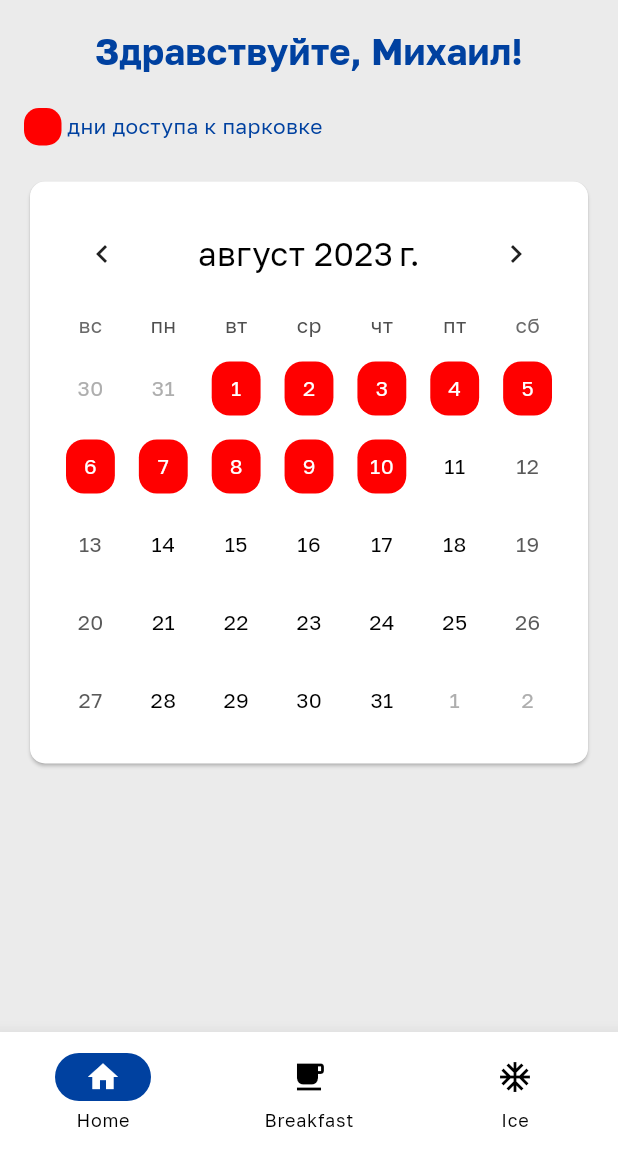
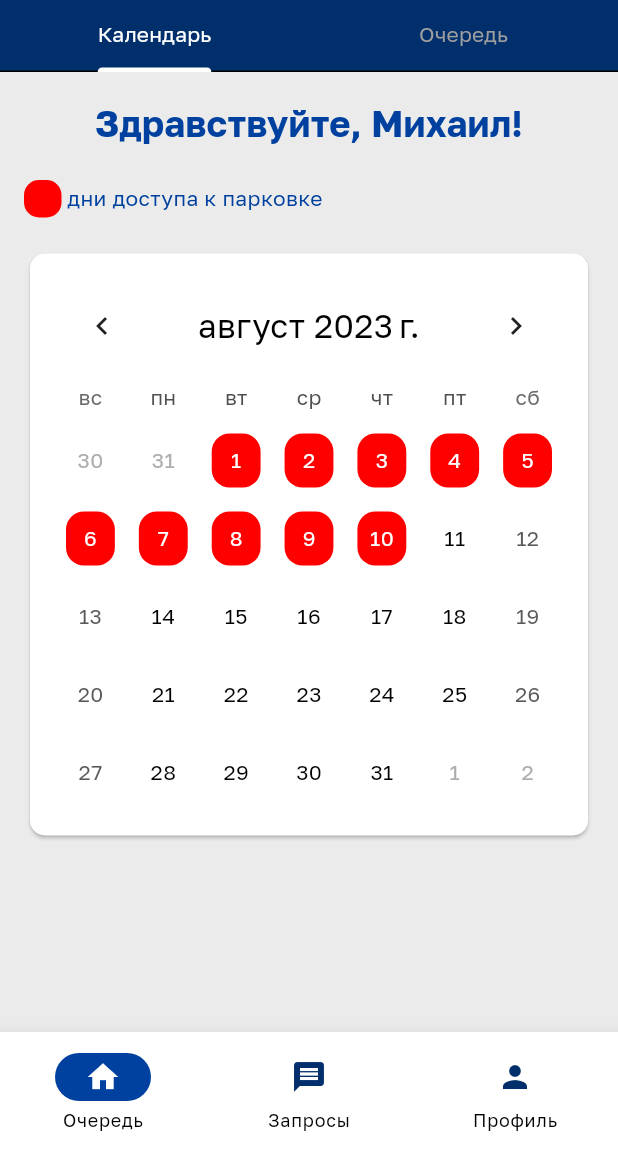
Before and after one commit to StasShevchenko/ParkingCalendar, a Flutter app: the screen it shows after launch, on a phone screen of 412 x 824 dp, the part 84-1236 px from its top. Run offline on Flutter 3.47's test engine with Material 2 defaults, Android fonts, the phone set to English and light mode, and no system bars; drawn by our look-alikes of table_calendar; our stand-ins replace flutter_svg.

Commit message:
Tab bar is added. Bottom navigation bar basic setup is added

```diff
--- /dev/null
+++ b/lib/presentation/pages/user/home_page/calendar_section.dart
@@ -0,0 +1,61 @@
+import 'package:flutter/material.dart';
+
+import '../../../../assets/colors/app_colors.dart';
+import 'components/calendar/calendar.dart';
+
+class CalendarSection extends StatelessWidget {
+  const CalendarSection({super.key});
+
+  @override
+  Widget build(BuildContext context) {
+    return Padding(
+      padding: const EdgeInsets.all(16),
+      child: Center(
+        child: Column(
+          crossAxisAlignment: CrossAxisAlignment.center,
+          mainAxisAlignment: MainAxisAlignment.start,
+          children: [
+            Text(
+              'Здравствуйте, Михаил!',
+              style: Theme.of(context).textTheme.titleMedium,
+            ),
+            const SizedBox(
+              height: 20,
+            ),
+            Row(
+              mainAxisAlignment: MainAxisAlignment.start,
+              crossAxisAlignment: CrossAxisAlignment.center,
+              children: [
+                Container(
+                  height: 25,
+                  width: 25,
+                  decoration: BoxDecoration(
+                      color: AppColors.primaryAccentRed,
+                      borderRadius: BorderRadius.circular(10)),
+                ),
+                const Text(' дни доступа к парковке')
+              ],
+            ),
+            const SizedBox(
+              height: 20,
+            ),
+            Card(
+              color: AppColors.primaryWhite,
+              surfaceTintColor: AppColors.primaryWhite,
+              shape: RoundedRectangleBorder(
+                  borderRadius: BorderRadius.circular(10)),
+              child: const Padding(
+                padding: EdgeInsets.all(16.0),
+                child: Calendar(
+                  startTime: '08/01/2023',
+                  endTime: '08/10/2023',
+                  isActive: true,
+                ),
+              ),
+            ),
+          ],
+        ),
+      ),
+    );
+  }
+}
--- a/lib/presentation/pages/user/home_page/home_page.dart
+++ b/lib/presentation/pages/user/home_page/home_page.dart
@@ -1,11 +1,10 @@
 import 'package:flutter/material.dart';
-import 'package:flutter/rendering.dart';
 import 'package:flutter_svg/svg.dart';
 import 'package:parking_project/data/models/user_info.dart';
-import 'package:parking_project/presentation/pages/user/home_page/components/queue_item/queue_item.dart';
+import 'package:parking_project/presentation/pages/user/home_page/calendar_section.dart';
+import 'package:parking_project/presentation/pages/user/home_page/queue_section.dart';
 
 import '../../../../assets/colors/app_colors.dart';
-import 'components/calendar/calendar.dart';
 
 class UserHomePage extends StatefulWidget {
   const UserHomePage({super.key});
@@ -15,6 +14,9 @@ class UserHomePage extends StatefulWidget {
 }
 
 class _UserHomePageState extends State<UserHomePage> {
+  var currentIndex = 0;
+
+
   @override
   Widget build(BuildContext context) {
     final Widget companyIcon = SvgPicture.asset(
@@ -22,7 +24,6 @@ class _UserHomePageState extends State<UserHomePage> {
       width: 35,
       height: 35,
     );
-
     final testUsersList = [
       UserInfo(name: 'Полежаев Дмитрий', month: 'Январь'),
       UserInfo(name: 'Иришка Чикипики', month: 'Январь'),
@@ -50,62 +51,30 @@ class _UserHomePageState extends State<UserHomePage> {
       UserInfo(name: 'Ковшев Виталий', month: 'Март'),
     ];
 
-    return Scaffold(
+    return DefaultTabController(
+      length: 2,
+      child: Scaffold(
         backgroundColor: AppColors.background,
         appBar: AppBar(
           backgroundColor: AppColors.primaryBlue,
           leading: Center(child: companyIcon),
           title: const Text('Личный кабинет'),
+          bottom: TabBar(
+            indicatorColor: AppColors.primaryWhite,
+            labelColor: AppColors.primaryWhite,
+            unselectedLabelColor: Colors.grey,
+            tabs: const [
+              Tab(
+                text: 'Календарь',
               ),
-      body: Padding(
-        padding: const EdgeInsets.all(16),
-        child: Center(
-          child: Column(
-            crossAxisAlignment: CrossAxisAlignment.center,
-            mainAxisAlignment: MainAxisAlignment.start,
-            children: [
-              Text(
-                'Здравствуйте, Михаил!',
-                style: Theme.of(context).textTheme.titleMedium,
-              ),
-              const SizedBox(
-                height: 20,
-              ),
-              Row(
-                mainAxisAlignment: MainAxisAlignment.start,
-                crossAxisAlignment: CrossAxisAlignment.center,
-                children: [
-                  Container(
-                    height: 25,
-                    width: 25,
-                    decoration: BoxDecoration(
-                        color: AppColors.primaryAccentRed,
-                        borderRadius: BorderRadius.circular(10)),
-                  ),
-                  const Text(' дни доступа к парковке')
-                ],
-              ),
-              const SizedBox(
-                height: 20,
-              ),
-              Card(
-                color: AppColors.primaryWhite,
-                surfaceTintColor: AppColors.primaryWhite,
-                shape: RoundedRectangleBorder(
-                    borderRadius: BorderRadius.circular(10)),
-                child: const Padding(
-                  padding: EdgeInsets.all(16.0),
-                  child: Calendar(
-                    startTime: '08/01/2023',
-                    endTime: '08/10/2023',
-                    isActive: true,
-                  ),
-                ),
-              ),
+              Tab(text: 'Очередь')
             ],
           ),
         ),
-      ),
+        body: TabBarView(children: [
+          const CalendarSection(),
+          QueueSection(users: testUsersList)
+        ]),
         bottomNavigationBar: AnimatedContainer(
             duration: const Duration(milliseconds: 150),
             child: NavigationBar(
@@ -113,20 +82,35 @@ class _UserHomePageState extends State<UserHomePage> {
               elevation: 10,
               surfaceTintColor: Colors.white,
               indicatorColor: AppColors.secondaryBlue,
-            destinations: const [
+              destinations: [
                 NavigationDestination(
-                  icon: FittedBox(
-                      child: Icon(
+                    icon: Icon(
                       Icons.home,
-                    color: Colors.white,
+                      color: AppColors.primaryBlue,
+                    ),
+                    selectedIcon:
+                        Icon(Icons.home, color: AppColors.primaryWhite),
+                    label: 'Очередь'),
+                NavigationDestination(
+                  icon: Icon(Icons.message, color: AppColors.primaryBlue),
+                  selectedIcon:
+                      Icon(Icons.message, color: AppColors.primaryWhite),
+                  label: 'Запросы',
+                ),
+                NavigationDestination(
+                  icon: Icon(Icons.person, color: AppColors.primaryBlue),
+                  selectedIcon: Icon(Icons.person, color: AppColors.primaryWhite),
+                  label: 'Профиль',
+                )
+              ],
+              onDestinationSelected: (int index) {
+                setState(() {
+                  currentIndex = index;
+                });
+              },
+              selectedIndex: currentIndex,
             )),
-                  label: 'Home'),
-              NavigationDestination(
-                  icon: Icon(Icons.free_breakfast), label: 'Breakfast'),
-              NavigationDestination(icon: Icon(Icons.ac_unit), label: 'Ice')
-            ],
-            selectedIndex: 0,
-          )),
+      ),
     );
   }
 }
--- /dev/null
+++ b/lib/presentation/pages/user/home_page/queue_section.dart
@@ -0,0 +1,24 @@
+import 'package:flutter/material.dart';
+import 'package:parking_project/presentation/pages/user/home_page/components/queue_item/queue_item.dart';
+
+import '../../../../data/models/user_info.dart';
+
+class QueueSection extends StatelessWidget {
+  final List<UserInfo> users;
+  const QueueSection({super.key, required this.users});
+
+  @override
+  Widget build(BuildContext context) {
+    return Padding(
+      padding: const EdgeInsets.symmetric(horizontal: 8.0),
+      child: ListView.builder(
+        itemCount: users.length,
+          itemBuilder: (context, index){
+        return Padding(
+          padding: const EdgeInsets.symmetric(vertical: 4.0),
+          child: QueueItem(userInfo: users[index]),
+        );
+      }),
+    );
+  }
+}
```
Lines whose indentation alone changed are shown as unchanged.
